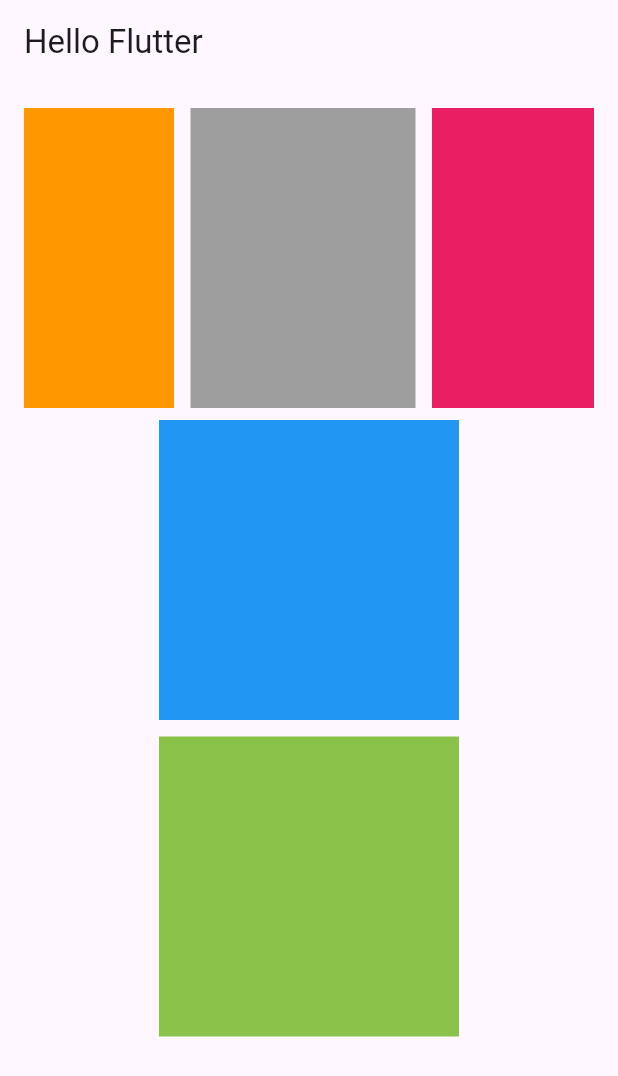
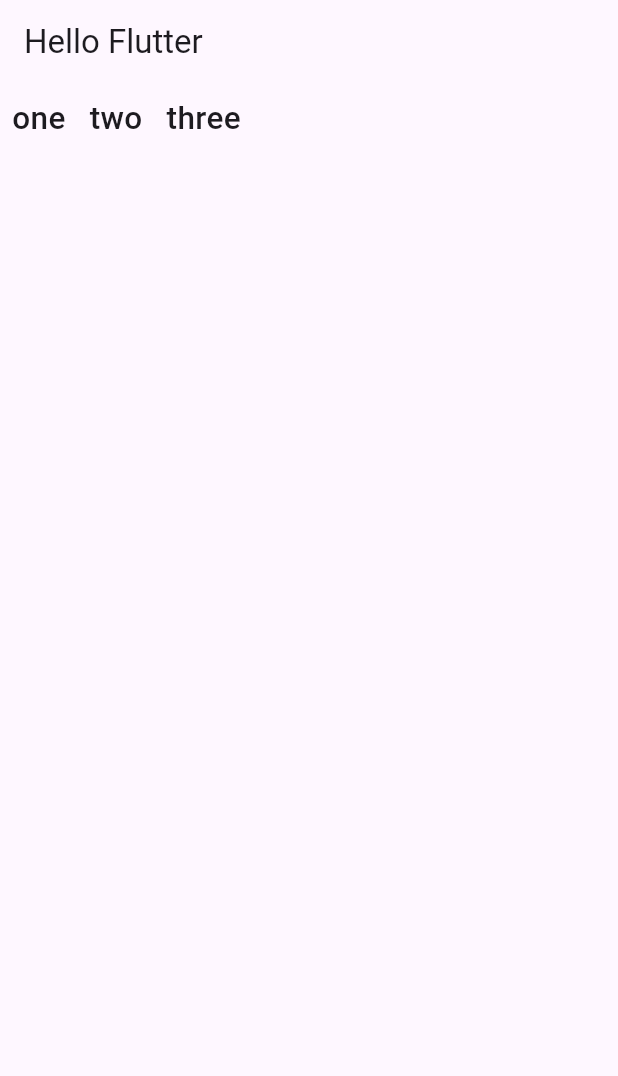
Before and after one commit to AsmaGhafoor/Flutter-Learning, a Flutter app: the screen it shows after launch, on a phone screen of 412 x 824 dp. Shown: the top 1076 px of the screen. Run offline on Flutter 3.47's test engine with Material 3 defaults, Android fonts, the phone set to English and light mode, and no system bars.

```diff
--- a/lib/main.dart
+++ b/lib/main.dart
@@ -35,49 +35,31 @@ class _MyHomePageState extends State<MyHomePage> {
         appBar: AppBar(
           title: const Text("Hello Flutter"),
         ),
-        body: Padding(
-          padding: const EdgeInsets.all(8.0),
-          child: SingleChildScrollView(
-            child: Column(
-              children: [
-                Padding(
-                  padding: const EdgeInsets.all(8.0),
-                  child: SingleChildScrollView(
-                    scrollDirection: Axis.horizontal,
-                    child: Row(
-                      children: [
-                        Container(
-                            height: 200,
-                            width: 100,
-                            color: Colors.orange,
-                            margin: const EdgeInsets.only(right: 11)),
-                        Container(
-                            height: 200,
-                            width: 150,
-                            color: Colors.grey,
-                            margin: const EdgeInsets.only(right: 11)),
-                        Container(
-                            height: 200,
-                            width: 200,
-                            color: Colors.pink,
-                            margin: const EdgeInsets.only(right: 11)),
-                      ],
-                    ),
-                  ),
-                ),
-                Container(
-                    height: 200,
-                    width: 200,
-                    color: Colors.blue,
-                    margin: const EdgeInsets.only(bottom: 11)),
-                Container(
-                    height: 200,
-                    width: 200,
-                    color: Colors.lightGreen,
-                    margin: const EdgeInsets.only(bottom: 11))
-              ],
+        body: ListView(
+          scrollDirection: Axis.horizontal,
+          children: const [
+            Padding(
+              padding: EdgeInsets.all(8.0),
+              child: Text(
+                'one',
+                style: TextStyle(fontSize: 21, fontWeight: FontWeight.w500),
+              ),
             ),
-          ),
+            Padding(
+              padding: EdgeInsets.all(8.0),
+              child: Text(
+                'two',
+                style: TextStyle(fontSize: 21, fontWeight: FontWeight.w500),
+              ),
+            ),
+            Padding(
+              padding: EdgeInsets.all(8.0),
+              child: Text(
+                'three',
+                style: TextStyle(fontSize: 21, fontWeight: FontWeight.w500),
+              ),
+            ),
+          ],
         ));
   }
 }
```
